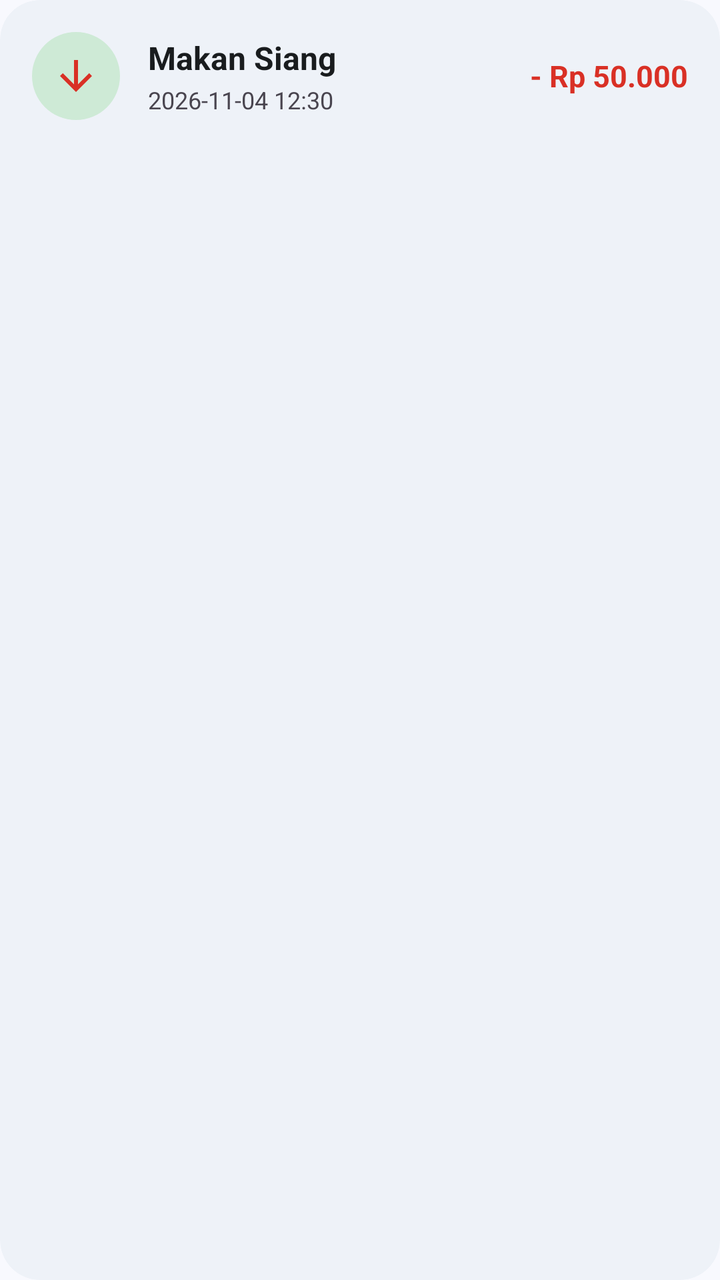
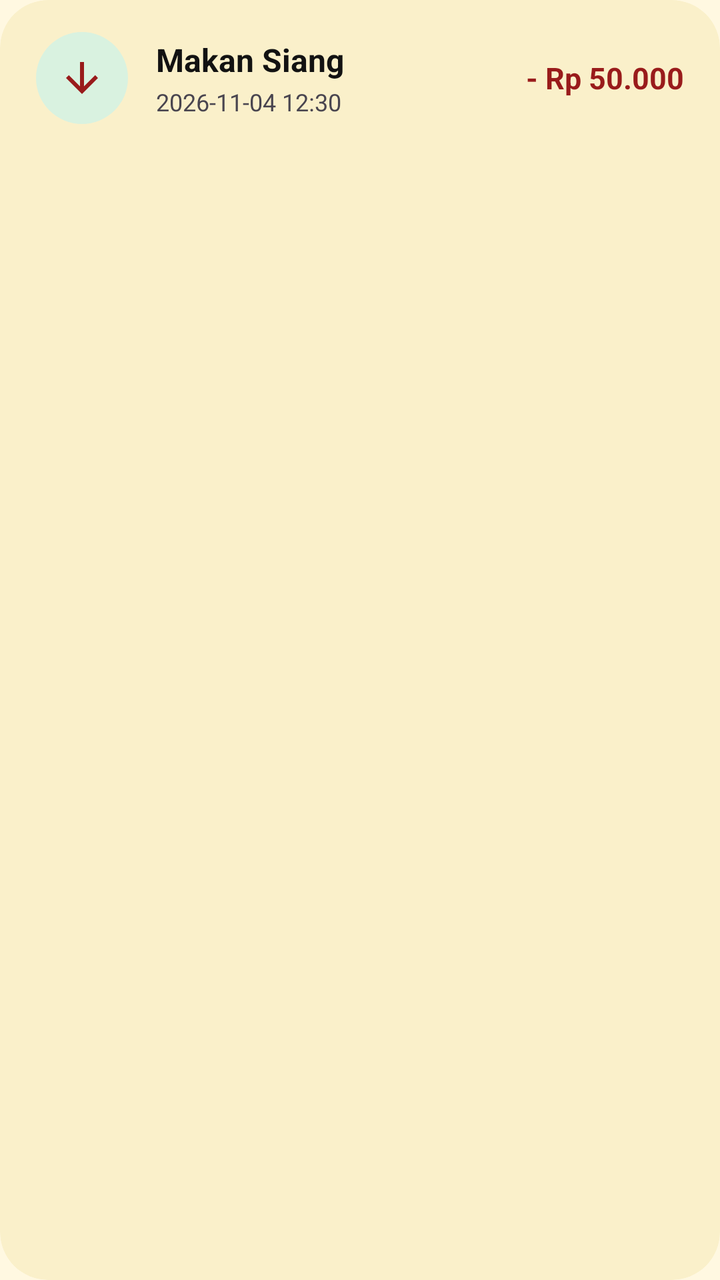

Screens rendered from an Android XML layout before and after an edit, with the pre-edit source and the edit as a unified diff.
<!-- AndroidManifest.xml: application theme Theme.Keuangan -->
<!-- res/layout/item_transaction.xml -->
<?xml version="1.0" encoding="utf-8"?>
<com.google.android.material.card.MaterialCardView
    xmlns:android="http://schemas.android.com/apk/res/android"
    xmlns:app="http://schemas.android.com/apk/res-auto"
    android:layout_width="match_parent"
    android:layout_height="wrap_content"
    android:layout_marginBottom="8dp"
    app:cardCornerRadius="20dp"
    app:cardElevation="0dp"
    app:strokeWidth="0dp"
    app:cardBackgroundColor="?attr/colorSurfaceContainer">

    <LinearLayout
        android:layout_width="match_parent"
        android:layout_height="wrap_content"
        android:gravity="center_vertical"
        android:orientation="horizontal"
        android:padding="16dp">

        <FrameLayout
            android:id="@+id/flIconContainer"
            android:layout_width="44dp"
            android:layout_height="44dp"
            android:background="@drawable/bg_circle">

            <ImageView
                android:id="@+id/ivTypeIcon"
                android:layout_width="24dp"
                android:layout_height="24dp"
                android:layout_gravity="center"
                android:src="@drawable/ic_arrow_downward"
                app:tint="@color/expense_red" />
        </FrameLayout>

        <LinearLayout
            android:layout_width="0dp"
            android:layout_height="wrap_content"
            android:layout_marginStart="14dp"
            android:layout_marginEnd="10dp"
            android:layout_weight="1"
            android:orientation="vertical">

            <TextView
                android:id="@+id/tvItemTitle"
                android:layout_width="wrap_content"
                android:layout_height="wrap_content"
                android:text="Makan Siang"
                android:textColor="?attr/colorOnSurface"
                android:textSize="16sp"
                android:textStyle="bold" />

            <TextView
                android:id="@+id/tvItemDate"
                android:layout_width="wrap_content"
                android:layout_height="wrap_content"
                android:layout_marginTop="2dp"
                android:text="2026-11-04 12:30"
                android:textColor="?android:textColorSecondary"
                android:textSize="12sp" />
        </LinearLayout>

        <TextView
            android:id="@+id/tvItemAmount"
            android:layout_width="wrap_content"
            android:layout_height="wrap_content"
            android:text="- Rp 50.000"
            android:textColor="@color/expense_red"
            android:textSize="15sp"
            android:textStyle="bold" />
    </LinearLayout>
</com.google.android.material.card.MaterialCardView>
<!-- resources referenced by this layout -->
<resources>
  <color name="expense_red">#D93025</color>
  <!-- drawable bg_circle (drawable) -->
  <shape xmlns:android="http://schemas.android.com/apk/res/android"
      android:shape="oval">
      <solid android:color="@color/income_container" />
  </shape>
  <!-- drawable ic_arrow_downward (drawable) -->
  <vector xmlns:android="http://schemas.android.com/apk/res/android"
      android:width="24dp"
      android:height="24dp"
      android:viewportWidth="24"
      android:viewportHeight="24">
    <path
        android:fillColor="#FFFFFFFF"
        android:pathData="M20,12l-1.41,-1.41L13,16.17V4h-2v12.17l-5.58,-5.59L4,12l8,8 8,-8z"/>
  </vector>
  <style name="Theme.Keuangan" parent="Theme.Material3.DayNight.NoActionBar">
          <item name="colorPrimary">@color/md_theme_light_primary</item>
          <item name="colorOnPrimary">@color/md_theme_light_onPrimary</item>
          <item name="colorPrimaryContainer">@color/md_theme_light_primaryContainer</item>
          <item name="colorOnPrimaryContainer">@color/md_theme_light_onPrimaryContainer</item>
          <item name="android:colorBackground">@color/md_theme_light_background</item>
          <item name="colorSurface">@color/md_theme_light_surface</item>
          <item name="colorOnSurface">@color/md_theme_light_onSurface</item>
          <item name="colorSurfaceContainer">@color/md_theme_light_surfaceContainer</item>
          <item name="android:statusBarColor">@color/md_theme_light_background</item>
          <item name="android:windowLightStatusBar">true</item>
      </style>
  <color name="income_container">#CEEAD6</color>
  <color name="md_theme_light_primary">#0B57D0</color>
  <color name="md_theme_light_onPrimary">#FFFFFF</color>
  <color name="md_theme_light_primaryContainer">#D3E3FD</color>
  <color name="md_theme_light_onPrimaryContainer">#041E49</color>
  <color name="md_theme_light_background">#F8F9FE</color>
  <color name="md_theme_light_surface">#FFFFFF</color>
  <color name="md_theme_light_onSurface">#191C1E</color>
  <color name="md_theme_light_surfaceContainer">#EEF2F8</color>
</resources>

<!-- the commit's change to res/layout/item_transaction.xml (unified diff, before → after) -->
@@ -4,8 +4,8 @@
     xmlns:app="http://schemas.android.com/apk/res-auto"
     android:layout_width="match_parent"
     android:layout_height="wrap_content"
-    android:layout_marginBottom="8dp"
-    app:cardCornerRadius="20dp"
+    android:layout_marginBottom="10dp"
+    app:cardCornerRadius="24dp"
     app:cardElevation="0dp"
     app:strokeWidth="0dp"
     app:cardBackgroundColor="?attr/colorSurfaceContainer">
@@ -15,12 +15,13 @@
         android:layout_height="wrap_content"
         android:gravity="center_vertical"
         android:orientation="horizontal"
-        android:padding="16dp">
+        android:paddingHorizontal="18dp"
+        android:paddingVertical="16dp">
 
         <FrameLayout
             android:id="@+id/flIconContainer"
-            android:layout_width="44dp"
-            android:layout_height="44dp"
+            android:layout_width="46dp"
+            android:layout_height="46dp"
             android:background="@drawable/bg_circle">
 
             <ImageView
<!-- resource entries referenced after the edit -->
@@ -1,6 +1,6 @@
 <!-- resources referenced by this layout -->
 <resources>
-  <color name="expense_red">#D93025</color>
+  <color name="expense_red">#991B1B</color>
   <!-- drawable bg_circle (drawable) -->
   <shape xmlns:android="http://schemas.android.com/apk/res/android"
       android:shape="oval">
@@ -28,14 +28,14 @@
           <item name="android:statusBarColor">@color/md_theme_light_background</item>
           <item name="android:windowLightStatusBar">true</item>
       </style>
-  <color name="income_container">#CEEAD6</color>
-  <color name="md_theme_light_primary">#0B57D0</color>
+  <color name="income_container">#D9F2E0</color>
+  <color name="md_theme_light_primary">#6E5D00</color>
   <color name="md_theme_light_onPrimary">#FFFFFF</color>
-  <color name="md_theme_light_primaryContainer">#D3E3FD</color>
-  <color name="md_theme_light_onPrimaryContainer">#041E49</color>
-  <color name="md_theme_light_background">#F8F9FE</color>
-  <color name="md_theme_light_surface">#FFFFFF</color>
-  <color name="md_theme_light_onSurface">#191C1E</color>
-  <color name="md_theme_light_surfaceContainer">#EEF2F8</color>
+  <color name="md_theme_light_primaryContainer">#FAF0CA</color>
+  <color name="md_theme_light_onPrimaryContainer">#121212</color>
+  <color name="md_theme_light_background">#FFF8E1</color>
+  <color name="md_theme_light_surface">#FFFDF5</color>
+  <color name="md_theme_light_onSurface">#121212</color>
+  <color name="md_theme_light_surfaceContainer">#FAF0CA</color>
 </resources>
 
